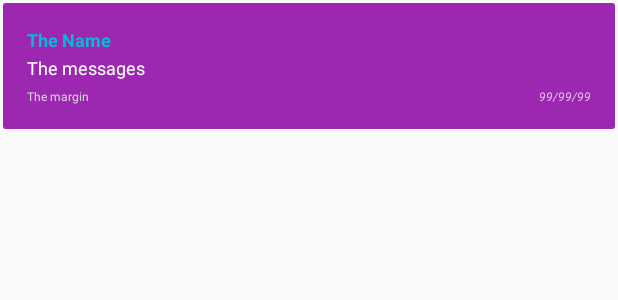
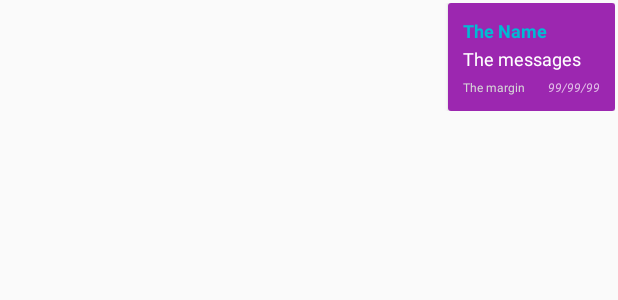
Before and after one commit to alkaaf/LazyChat, an Android app: the layout listview_chatlist_own.xml on its own in the app's theme, with its tools: preview values and no code run, on a phone screen of 412 x 824 dp. Shown: the top 300 px of the screen. Run offline under Robolectric (Android 15) with nearby library versions, the phone set to English and light mode, and no system bars.

```diff
--- a/app/src/main/res/layout/listview_chatlist_own.xml
+++ b/app/src/main/res/layout/listview_chatlist_own.xml
@@ -1,8 +1,9 @@
 <?xml version="1.0" encoding="utf-8"?>
 <RelativeLayout xmlns:android="http://schemas.android.com/apk/res/android"
-    android:layout_width="match_parent"
+    android:layout_width="wrap_content"
     android:layout_height="wrap_content"
-    android:padding="2dp">
+    android:padding="2dp"
+    android:layout_marginBottom="10dp">
 
     <android.support.v7.widget.CardView
         android:layout_width="wrap_content"
@@ -13,9 +14,8 @@
         <RelativeLayout
             android:layout_width="wrap_content"
             android:layout_height="wrap_content"
-            android:padding="16dp"
-            android:background="@color/colorPrimary"
-            >
+            android:padding="10dp"
+            android:background="@color/colorPrimary" >
 
             <TextView
                 android:layout_width="wrap_content"
@@ -52,7 +52,6 @@
                 android:layout_height="wrap_content"
                 android:layout_toRightOf="@+id/text_margin"
                 android:layout_below="@+id/omsg"
-                android:layout_alignParentRight="true"
                 android:text="99/99/99"
                 android:textStyle="italic"
                 android:textAlignment="viewEnd"
```
Also changed, not shown: app/src/main/res/layout/listview_chatlist_foe.xml (+4 -5 lines).
